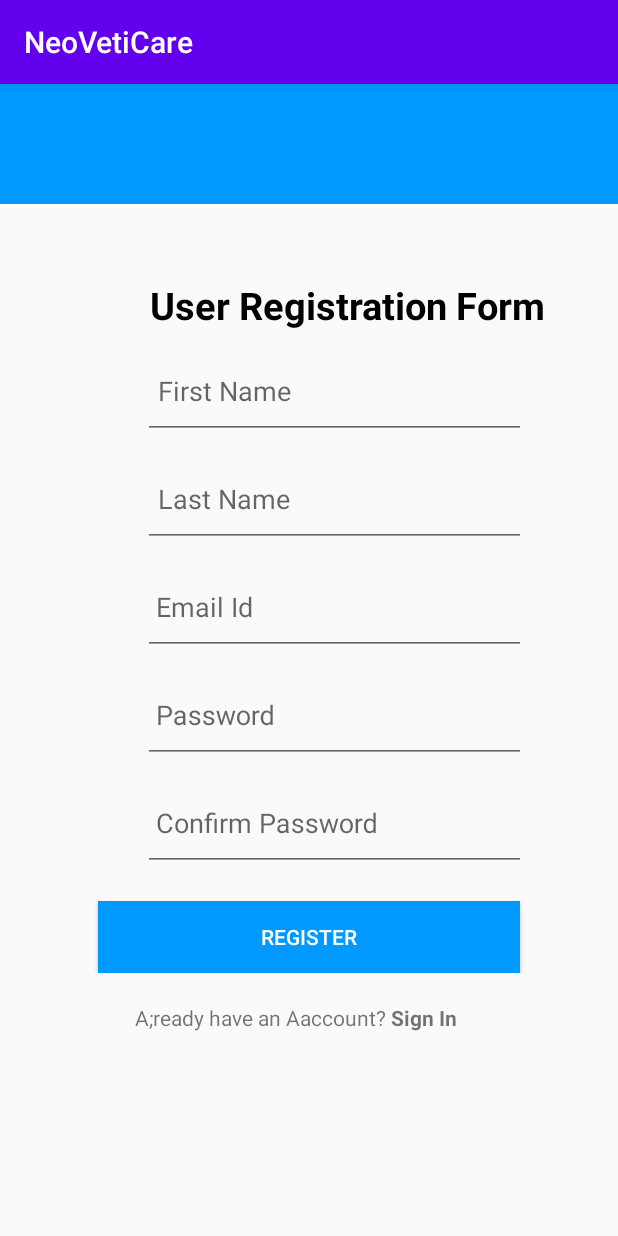
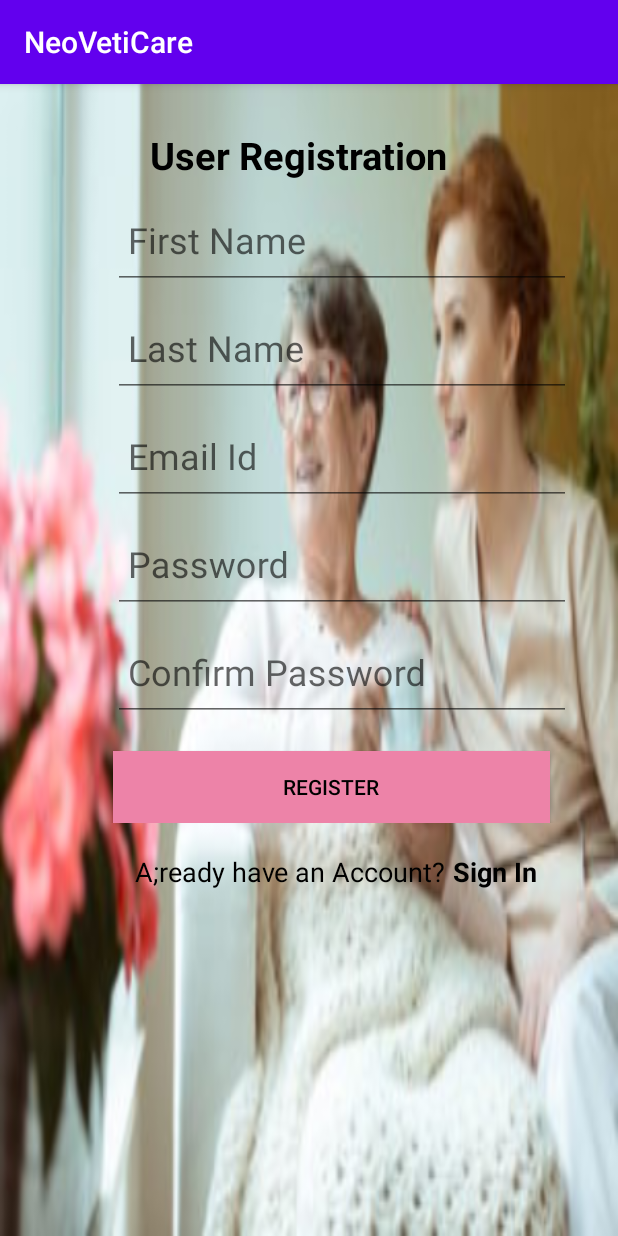
Before and after one commit to GauravBhardwaj10/NeoVetiCare, an Android app: the RegistrationActivity screen opened directly, with no data from a screen before it, on a phone screen of 412 x 824 dp. Run offline under Robolectric (Android 15) with nearby library versions, the phone set to English and light mode, and no system bars; our stand-ins replace Firebase (no records; nobody signed in at launch, a user with empty details on screens opened directly).

Commit message:
registration layout file added

```diff
--- a/app/src/main/res/layout/activity_registration.xml
+++ b/app/src/main/res/layout/activity_registration.xml
@@ -7,21 +7,11 @@
     tools:context=".RegistrationActivity"
     >
 
-    <LinearLayout
-        android:layout_width="match_parent"
-        android:layout_height="80dp"
-        android:background="#0099ff"
-        >
 
-    </LinearLayout>
-    <LinearLayout
-        android:layout_width="match_parent"
-        android:layout_height="20dp"
-        ></LinearLayout>
 
     <LinearLayout
         android:layout_width="match_parent"
-        android:layout_height="wrap_content">
+        android:layout_height="match_parent">
 
 
 
@@ -32,18 +22,19 @@
 
             android:orientation="vertical"
             android:visibility="visible"
+            android:background="@drawable/p4"
             >
 
 
             <TextView
                 android:layout_width="wrap_content"
                 android:layout_height="wrap_content"
-                android:text="User Registration Form"
                 android:layout_marginLeft="100dp"
+                android:layout_marginTop="30dp"
+                android:text="User Registration"
                 android:textColor="#000"
-                android:textStyle="bold"
-                android:layout_marginTop="30dp"
-                android:textSize="25dp"/>
+                android:textSize="25dp"
+                android:textStyle="bold" />
 
             <com.google.android.material.textfield.TextInputLayout
                 android:layout_width="wrap_content"
@@ -54,15 +45,16 @@
 
                 <EditText
                     android:id="@+id/firsteditText"
-                    android:layout_width="255dp"
+                    android:layout_width="305dp"
                     android:layout_height="61dp"
-                    android:layout_marginLeft="95dp"
+                    android:layout_marginLeft="75dp"
                     android:layout_marginTop="25dp"
+                    android:drawablePadding="10dp"
+                    android:hint="First Name"
+                    android:paddingLeft="10dp"
+                    android:textColor="#000"
                     android:textColorHint="#000"
-                    android:textColor="#000"
-                    android:paddingLeft="10dp"
-                    android:drawablePadding="10dp"
-                    android:hint="First Name"/>
+                    android:textSize="24sp" />
 
             </com.google.android.material.textfield.TextInputLayout>
 
@@ -74,15 +66,17 @@
 
                 <EditText
                     android:id="@+id/lasteditText"
-                    android:layout_width="255dp"
+                    android:layout_width="305dp"
                     android:layout_height="61dp"
-                    android:layout_marginLeft="95dp"
+                    android:layout_marginLeft="75dp"
                     android:layout_marginTop="25dp"
+                    android:drawablePadding="10dp"
+                    android:hint="Last Name"
+                    android:paddingLeft="10dp"
+                    android:textColor="#000"
                     android:textColorHint="#000"
-                    android:textColor="#000"
-                    android:paddingLeft="10dp"
-                    android:drawablePadding="10dp"
-                    android:hint="Last Name"/>
+                    android:textSize="24sp" />
+
 
 
             </com.google.android.material.textfield.TextInputLayout>
@@ -95,14 +89,15 @@
 
                 <EditText
                     android:id="@+id/EmaileditText"
+                    android:layout_width="305dp"
+                    android:layout_height="61dp"
+                    android:layout_marginLeft="75dp"
+                    android:layout_marginTop="25dp"
+                    android:hint=" Email Id"
                     android:inputType="textEmailAddress"
-                    android:layout_width="255dp"
-                    android:layout_height="61dp"
-                    android:layout_marginLeft="95dp"
-                    android:layout_marginTop="25dp"
+                    android:textColor="#000"
                     android:textColorHint="#000"
-                    android:hint=" Email Id"
-                    android:textColor="#000"/>
+                    android:textSize="24sp" />
 
             </com.google.android.material.textfield.TextInputLayout>
 
@@ -116,14 +111,15 @@
                 <EditText
 
                     android:id="@+id/passwordeditText"
+                    android:layout_width="305dp"
+                    android:layout_height="61dp"
+                    android:layout_marginLeft="75dp"
+                    android:layout_marginTop="25dp"
+                    android:hint=" Password"
                     android:inputType="textPassword"
-                    android:layout_width="255dp"
-                    android:layout_height="61dp"
-                    android:layout_marginLeft="95dp"
-                    android:layout_marginTop="25dp"
+                    android:textColor="#000"
                     android:textColorHint="#000"
-                    android:hint=" Password"
-                    android:textColor="#000"/>
+                    android:textSize="24sp" />
 
             </com.google.android.material.textfield.TextInputLayout>
 
@@ -137,14 +133,15 @@
                 <EditText
 
                     android:id="@+id/confirmpasswordeditText"
+                    android:layout_width="305dp"
+                    android:layout_height="61dp"
+                    android:layout_marginLeft="75dp"
+                    android:layout_marginTop="25dp"
+                    android:hint=" Confirm Password"
                     android:inputType="textPassword"
-                    android:layout_width="255dp"
-                    android:layout_height="61dp"
-                    android:layout_marginLeft="95dp"
-                    android:layout_marginTop="25dp"
+                    android:textColor="#040303"
                     android:textColorHint="#000"
-                    android:hint=" Confirm Password"
-                    android:textColor="#000"/>
+                    android:textSize="24sp" />
             </com.google.android.material.textfield.TextInputLayout>
             <LinearLayout
                 android:layout_width="match_parent"
@@ -154,13 +151,13 @@
                     android:layout_width="match_parent"
                     android:layout_height="wrap_content"
                     android:id="@+id/joinbtn"
+                    android:layout_marginLeft="75dp"
+                    android:layout_marginTop="20dp"
+                    android:layout_marginRight="45dp"
+                    android:background="#ED83A8"
+                    android:drawablePadding="10dp"
                     android:text="Register"
-                    android:drawablePadding="10dp"
-                    android:background="#0099ff"
-                    android:textColor="#ffffff"
-                    android:layout_marginTop="20dp"
-                    android:layout_marginLeft="65dp"
-                    android:layout_marginRight="65dp"/>
+                    android:textColor="@color/design_default_color_on_secondary" />
 
 
             </LinearLayout>
@@ -171,17 +168,22 @@
                 android:orientation="horizontal"
                 android:layout_marginLeft="90dp"
                 android:layout_marginTop="20dp">
+
                 <TextView
                     android:layout_width="wrap_content"
                     android:layout_height="wrap_content"
-                    android:text="A;ready have an Aaccount? "
-                    />
+                    android:text="A;ready have an Account? "
+                    android:textColor="@color/design_default_color_on_secondary"
+                    android:textSize="18sp" />
+
                 <TextView
+                    android:id="@+id/sinin"
                     android:layout_width="wrap_content"
                     android:layout_height="wrap_content"
                     android:text="Sign In"
-                    android:textStyle="bold"
-                    android:id="@+id/sinin"/>
+                    android:textColor="@color/design_default_color_on_secondary"
+                    android:textSize="18sp"
+                    android:textStyle="bold" />
 
             </LinearLayout>
         </LinearLayout>
```
Also changed, not shown: app/src/main/res/layout/activity_cartaker_registration.xml (+59 -56 lines), app/src/main/res/drawable/p4.jpg (added).
